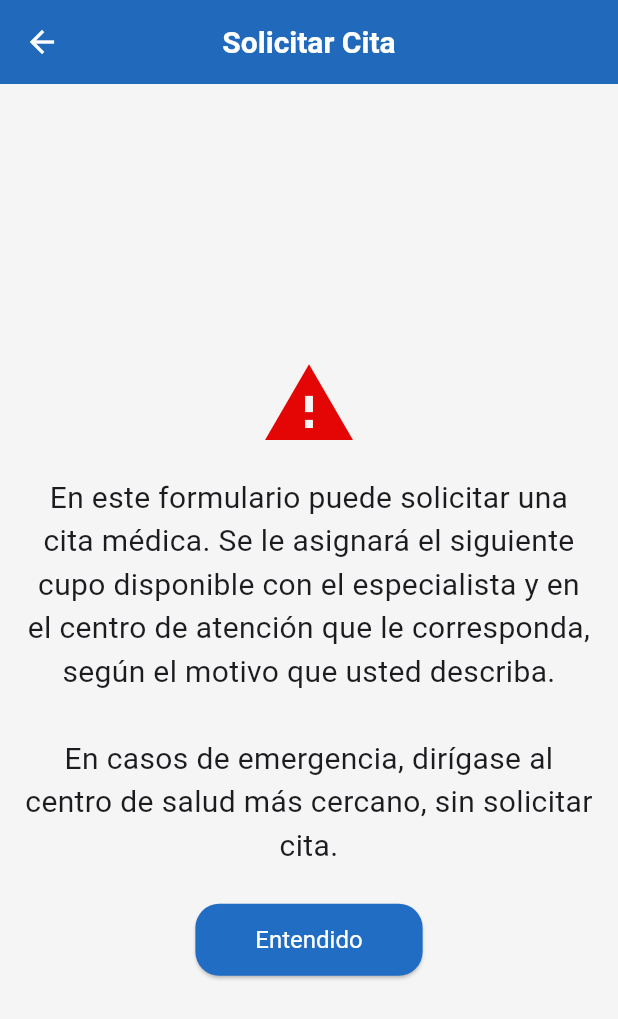
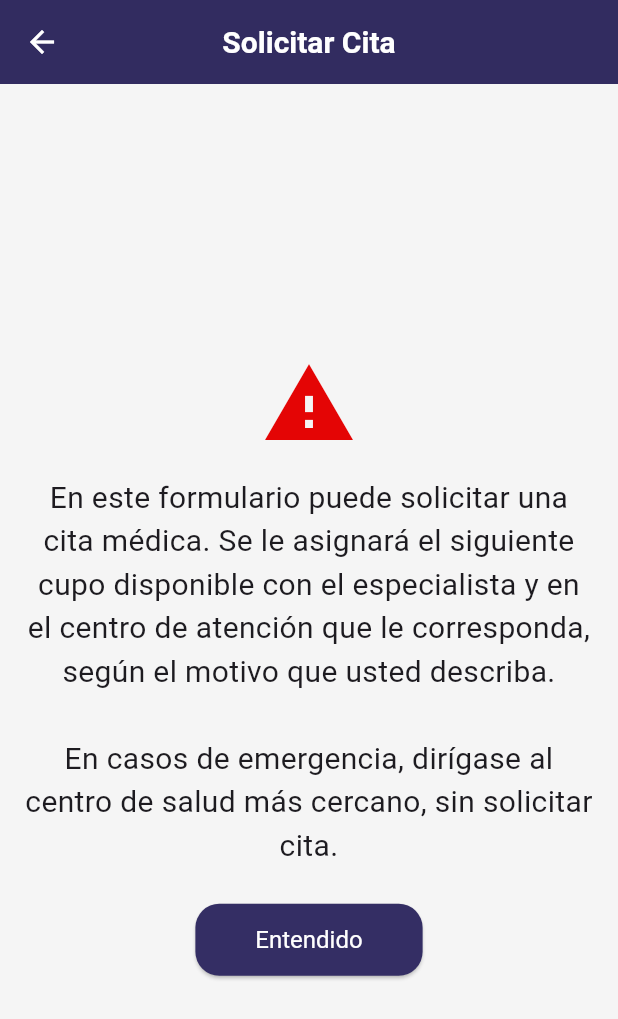
Before and after one commit to Hospired/Hospired-App, a Flutter app: the RequestAppointment screen opened by its route, on a phone screen of 412 x 824 dp. Shown: the top 1019 px of the screen. Run offline on Flutter 3.47's test engine with Material 3 defaults, Android fonts, the phone set to English and light mode, and no system bars; our stand-ins replace flutter_hooks, flutter_local_notifications, google_maps_flutter, hive, hive_flutter, hooks_riverpod and 4 more; accounts and stored records are empty; network calls fail.

Commit message:
Adjust color scheme

```diff
--- a/lib/colors.dart
+++ b/lib/colors.dart
@@ -4,8 +4,8 @@ class HospiredColors {
   static const white = Color.fromRGBO(255, 255, 255, 1);
   static const nearWhite = Color.fromRGBO(249, 249, 249, 1);
   static const black = Color.fromRGBO(0, 0, 0, 1);
-  static const primary = Color.fromRGBO(21, 101, 192, 1);
-  static const primaryLight = Color.fromRGBO(66, 165, 245, 1);
+  static const primary = Color(0xFF29235c); //Color(0xFF2e3192);
+  static const primaryLight = Color(0xFF6dc1b9);
   static const lightGray = Color.fromRGBO(215, 215, 215, 1);
   static const gray = Color.fromRGBO(140, 140, 140, 1);
   static const nearBlack = Color.fromRGBO(34, 34, 34, 1);
@@ -15,8 +15,13 @@ class HospiredColors {
   static const statusUrgent = Color.fromRGBO(228, 5, 5, 1);
   static const processingBgColor = Color.fromRGBO(255, 240, 240, 1);
   static const processingForegroundColor = Color.fromRGBO(215, 20, 50, 1);
-  static const confirmedBgColor = Color.fromRGBO(3, 169, 244, 1);
-  static const confirmedForegroundColor = Color.fromRGBO(1, 87, 155, 1);
+  static const confirmedBgColor = Color(0xFF6dc1b9);
+  static const confirmedForegroundColor = Color(0xFF29235c);
   static const deliveredBgColor = Color.fromRGBO(245, 255, 240, 1);
   static const deliveredForegroundColor = Color.fromRGBO(85, 175, 75, 1);
+
+  // old values
+  //static const primary = Color.fromRGBO(21, 101, 192, 1);
+  // old primary light: // Color.fromRGBO(66, 165, 245, 1);
+  // static const confirmedBgColor = Color.fromRGBO(3, 169, 244, 1);
 }
--- a/lib/pages/start_page.dart
+++ b/lib/pages/start_page.dart
@@ -2,6 +2,7 @@ import 'package:flutter/material.dart';
 import 'package:flutter_hooks/flutter_hooks.dart';
 import 'package:hooks_riverpod/hooks_riverpod.dart';
 
+import '../colors.dart';
 import '../text_styles.dart';
 import '../providers/auth_user.dart';
 import '../providers/municipalities.dart';
@@ -35,7 +36,7 @@ class StartPage extends HookConsumerWidget {
     }, []);
 
     return Scaffold(
-      backgroundColor: const Color(0xFF29235c),
+      backgroundColor: HospiredColors.confirmedForegroundColor,
       body: Center(child: Image.asset("assets/logotipo.png", height: 120)),
     );
   }
--- a/lib/theme.dart
+++ b/lib/theme.dart
@@ -4,7 +4,7 @@ import 'colors.dart';
 import 'text_styles.dart';
 
 class AppTheme {
-  static const Color primaryColor = Color.fromRGBO(35, 169, 214, 1);
+  //static const Color primaryColor = Color.fromRGBO(35, 169, 214, 1);
 
   static final ThemeData theme = ThemeData(
     scaffoldBackgroundColor: Colors.grey[100],
@@ -55,7 +55,7 @@ class AppTheme {
       labelTextStyle: WidgetStateProperty.all(HospiredTextStyle.labelButton),
     ),
     bottomNavigationBarTheme: const BottomNavigationBarThemeData(
-      selectedItemColor: primaryColor,
+      selectedItemColor: HospiredColors.primaryLight,
       unselectedItemColor: HospiredColors.gray,
       backgroundColor: HospiredColors.white,
     ),
```
